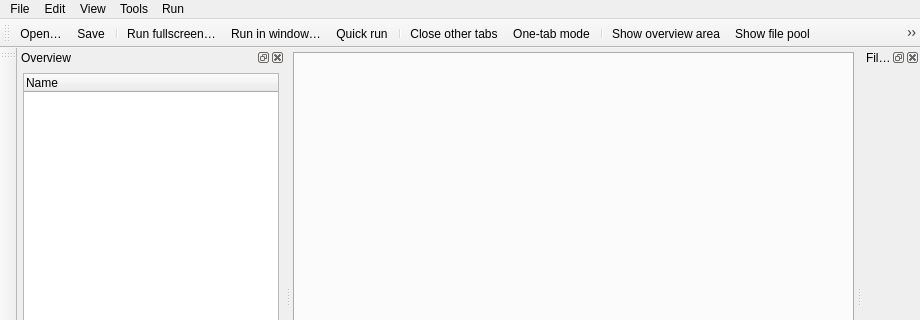
First picture: the form in opensesame_resources/ui/misc/main_window.ui, repository open-cogsci/OpenSesame, before the edit; both pictures show x 0 to 920 and y 0 to 320 of the 920 by 773 pixel window.
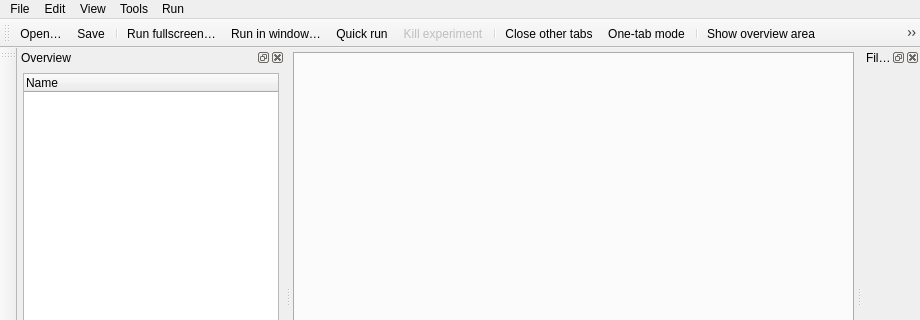
Second picture: the form after the edit. Icons and pictures are not drawn. Custom widgets are drawn as their Qt base class.

Commit message: runner: support killing of the experiment process - only supported by multiprocess_runner

The edit to the form file:
```diff
--- a/opensesame_resources/ui/misc/main_window.ui
+++ b/opensesame_resources/ui/misc/main_window.ui
@@ -327,6 +327,7 @@
    <addaction name="action_run"/>
    <addaction name="action_run_in_window"/>
    <addaction name="action_run_quick"/>
+   <addaction name="action_kill"/>
    <addaction name="separator"/>
    <addaction name="action_close_other_tabs"/>
    <addaction name="action_onetabmode"/>
@@ -558,6 +559,20 @@
     <string>Alt+T</string>
    </property>
   </action>
+  <action name="action_kill">
+   <property name="enabled">
+    <bool>false</bool>
+   </property>
+   <property name="icon">
+    <iconset theme="process-stop"/>
+   </property>
+   <property name="text">
+    <string>Kill experiment</string>
+   </property>
+   <property name="toolTip">
+    <string>Forcibly kill the experiment</string>
+   </property>
+  </action>
  </widget>
  <customwidgets>
   <customwidget>
```
Left out of the diff: 57 changed lines with no effect on the pictures. The commit also changes 4 other files.
